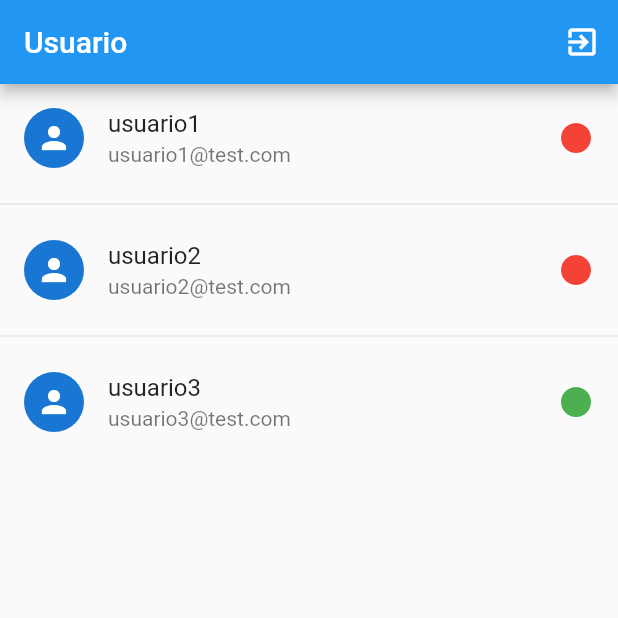
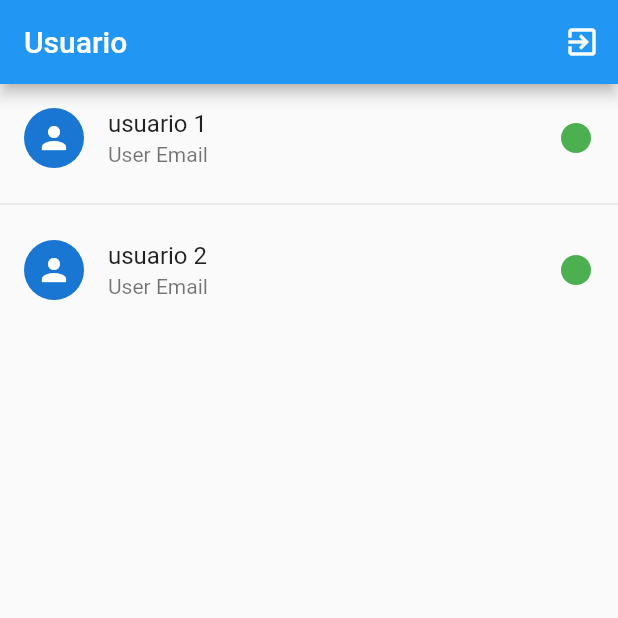
Before and after one commit to llsonyll/chat_app, a Flutter app: the Home screen opened directly, on a phone screen of 412 x 824 dp, the top half of it. Run offline on Flutter 3.47's test engine with Material 2 defaults, Android fonts, the phone set to English and light mode, and no system bars; drawn by our look-alikes of pull_to_refresh; our stand-ins replace flutter_bloc; accounts and stored records are empty.

Commit message:
Enviromment local API, loginState > BlocConsumer

```diff
--- a/lib/UI/home/home.dart
+++ b/lib/UI/home/home.dart
@@ -1,5 +1,5 @@
 import 'package:chat_app/UI/chat_view/chat_page.dart';
-import 'package:chat_app/domain/models/usuario.dart';
+import 'package:chat_app/UI/login/login.dart';
 import 'package:flutter/cupertino.dart';
 import 'package:flutter/material.dart';
 import 'package:flutter_bloc/flutter_bloc.dart';
@@ -15,7 +15,7 @@ class Home extends StatelessWidget {
   Widget build(BuildContext context) {
     return BlocProvider(
       create: (context) => UsuariosListCubit()..init(),
-      child: BlocConsumer<UsuariosListCubit, List<Usuario>>(
+      child: BlocConsumer<UsuariosListCubit, List<String>>(
         listener: (context, snapshot) {},
         builder: (context, snapshot) {
           return Scaffold(
@@ -24,7 +24,10 @@ class Home extends StatelessWidget {
               actions: [
                 IconButton(
                   icon: Icon(Icons.exit_to_app),
-                  onPressed: () {},
+                  onPressed: () {
+                    // LogOut
+                    pushReplacementToPage(context, Login());
+                  },
                 ),
               ],
             ),
@@ -60,7 +63,7 @@ class Home extends StatelessWidget {
                 itemCount: snapshot.length,
                 separatorBuilder: (_, __) => Divider(),
                 itemBuilder: (context, index) {
-                  final Usuario user = snapshot[index];
+                  final String user = snapshot[index];
                   return UsuarioListTile(user: user);
                 },
               ),
@@ -78,7 +81,7 @@ class UsuarioListTile extends StatelessWidget {
     @required this.user,
   }) : super(key: key);
 
-  final Usuario user;
+  final String user;
 
   @override
   Widget build(BuildContext context) {
@@ -86,10 +89,9 @@ class UsuarioListTile extends StatelessWidget {
       leading: CircleAvatar(
         child: Icon(Icons.person),
       ),
-      title: Text(user.name),
-      subtitle: Text(user.email),
-      trailing:
-          Icon(Icons.circle, color: user.online ? Colors.green : Colors.red),
+      title: Text(user),
+      subtitle: Text('User Email'),
+      trailing: Icon(Icons.circle, color: Colors.green),
       onTap: () {
         pushToPage(context, ChatPage());
       },
--- a/lib/UI/home/home_cubit.dart
+++ b/lib/UI/home/home_cubit.dart
@@ -1,34 +1,18 @@
-import 'package:chat_app/domain/models/usuario.dart';
+// import 'package:chat_app/domain/models/usuario.dart';
 import 'package:flutter_bloc/flutter_bloc.dart';
 import 'package:pull_to_refresh/pull_to_refresh.dart';
 
-class UsuariosListCubit extends Cubit<List<Usuario>> {
+class UsuariosListCubit extends Cubit<List<String>> {
   UsuariosListCubit() : super([]);
 
   RefreshController refreshController =
       RefreshController(initialRefresh: false);
 
   void init() {
-    state.add(
-      Usuario(
-          uid: '1',
-          email: 'usuario1@test.com',
-          name: 'usuario1',
-          online: false),
-    );
-    state.add(
-      Usuario(
-          uid: '2',
-          email: 'usuario2@test.com',
-          name: 'usuario2',
-          online: false),
-    );
-    state.add(
-      Usuario(
-          uid: '3', email: 'usuario3@test.com', name: 'usuario3', online: true),
-    );
+    state.add('usuario 1');
+    state.add('usuario 2');
 
-    emit(List<Usuario>.from(state));
+    emit(List<String>.from(state));
   }
 
   Future<void> onRefresh() async {
--- a/lib/UI/splash/splash.dart
+++ b/lib/UI/splash/splash.dart
@@ -1,3 +1,4 @@
+// import 'package:chat_app/UI/home/home.dart';
 import 'package:chat_app/UI/login/login.dart';
 import 'package:chat_app/UI/register/register.dart';
 import 'package:chat_app/navigator_utils.dart';
@@ -21,6 +22,7 @@ class Splash extends StatelessWidget {
             pushReplacementToPage(context, Register());
           } else if (snapshot == LogState.existing_user) {
             //
+            // pushReplacementToPage(context, Home());
           }
         },
         child: Scaffold(
--- a/lib/domain/models/usuario.dart
+++ b/lib/domain/models/usuario.dart
@@ -1,13 +1,57 @@
-class Usuario {
-  const Usuario({
+import 'dart:convert';
+
+User userFromJson(String str) => User.fromJson(json.decode(str));
+
+String userToJson(User data) => json.encode(data.toJson());
+
+class User {
+  User({
+    this.ok,
+    this.usuarioDb,
+    this.token,
+  });
+
+  bool ok;
+  UsuarioDb usuarioDb;
+  String token;
+
+  factory User.fromJson(Map<String, dynamic> json) => User(
+        ok: json["ok"],
+        usuarioDb: UsuarioDb.fromJson(json["usuarioDB"]),
+        token: json["token"],
+      );
+
+  Map<String, dynamic> toJson() => {
+        "ok": ok,
+        "usuarioDB": usuarioDb.toJson(),
+        "token": token,
+      };
+}
+
+class UsuarioDb {
+  UsuarioDb({
     this.online,
+    this.nombre,
     this.email,
-    this.name,
     this.uid,
   });
 
-  final bool online;
-  final String email;
-  final String name;
-  final String uid;
+  bool online;
+  String nombre;
+  String email;
+  String uid;
+
+  factory UsuarioDb.fromJson(Map<String, dynamic> json) => UsuarioDb(
+        online: json["online"],
+        nombre: json["nombre"],
+        email: json["email"],
+        uid: json["uid"],
+      );
+
+  Map<String, dynamic> toJson() => {
+        "online": online,
+        "nombre": nombre,
+        "email": email,
+        "uid": uid,
+      };
 }
--- a/pubspec.yaml
+++ b/pubspec.yaml
@@ -30,6 +30,7 @@ dependencies:
   cupertino_icons: ^1.0.2
   flutter_bloc: ^7.0.0
   pull_to_refresh: ^1.6.4
+  http: ^0.13.1
 
 dev_dependencies:
   flutter_test:
```
Also changed, not shown: lib/UI/login/login.dart (+32 -7 lines), lib/UI/login/login_cubit.dart (+37 -1 lines), lib/enviroment.dart (added, +11 -0 lines), pubspec.lock, 1 other file.
